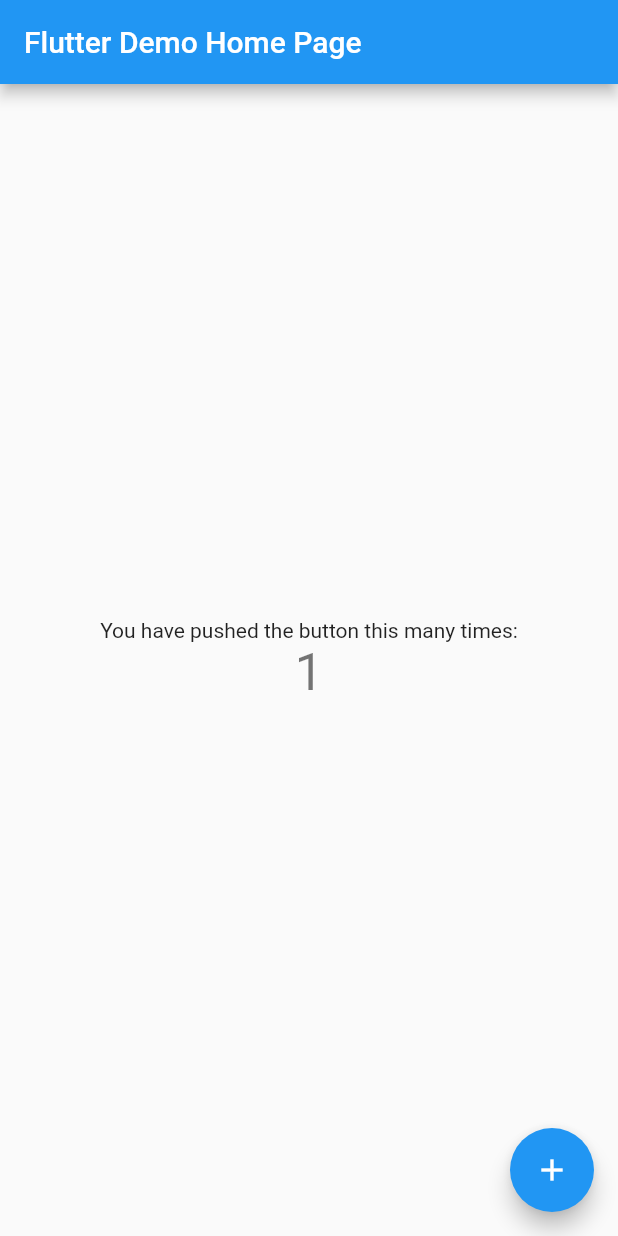
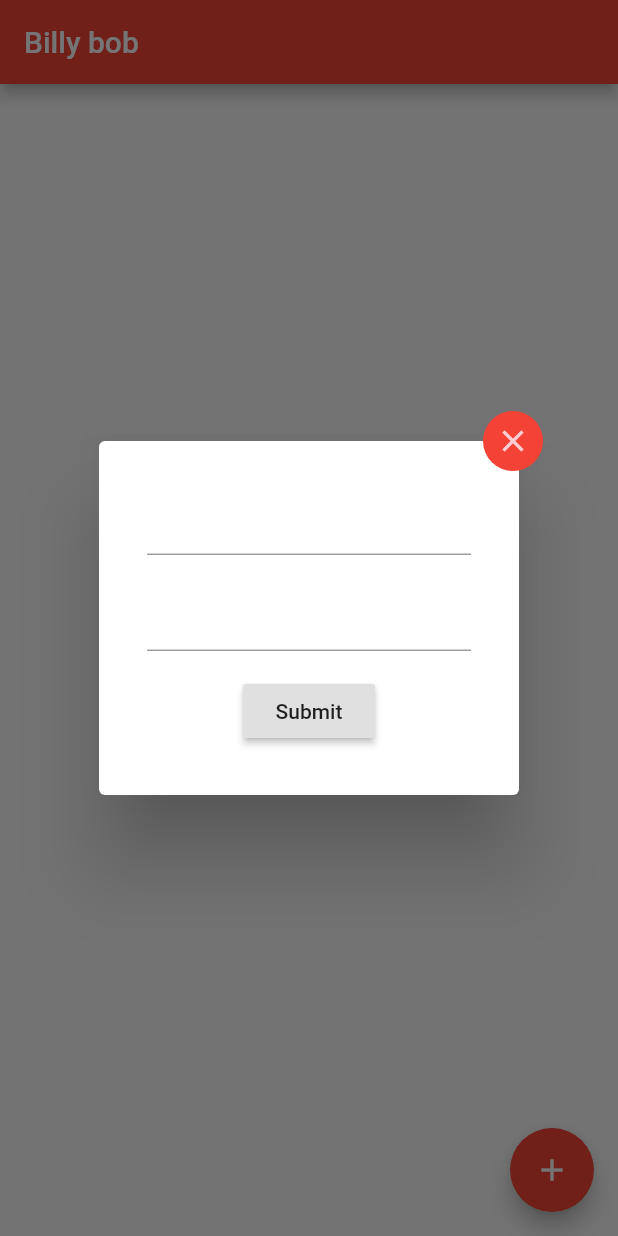
Before and after one commit to SiGMobileUIUC/xchange, a Flutter app: the screen it shows after launch, after a tap on the "add" icon, on a phone screen of 412 x 824 dp. Run offline on Flutter 3.47's test engine with Material 2 defaults, Android fonts, the phone set to English and light mode, and no system bars; missing offline and left inert: dart:ffi.

Commit message:
adding new items almost works

```diff
--- a/lib/main.dart
+++ b/lib/main.dart
@@ -1,5 +1,7 @@
+import 'dart:ffi';
+
 import 'package:flutter/material.dart';
-
+import 'dart:math';
 void main() {
   runApp(const MyApp());
 }
@@ -22,9 +24,9 @@
         // or simply save your changes to "hot reload" in a Flutter IDE).
         // Notice that the counter didn't reset back to zero; the application
         // is not restarted.
-        primarySwatch: Colors.blue,
+        primarySwatch: Colors.red,
       ),
-      home: const MyHomePage(title: 'Flutter Demo Home Page'),
+      home: const MyHomePage(title: 'Billy bob'),
     );
   }
 }
@@ -49,15 +51,79 @@
 
 class _MyHomePageState extends State<MyHomePage> {
   int _counter = 0;
+  var emailController = TextEditingController();
+      var messageController = TextEditingController();
+   final _formKey = GlobalKey<FormState>();
+  int bob = 5;
+   List<String> entries = <String>[];
+   List<int> colorCodes = <int>[];
+  void _incrementCounter() {
+    //entries.add(_counter.toString());
+    //colorCodes.add(min(_counter*100, 900));
+    _counter++;
+    showDialog(
+                context: context,
+                builder: (BuildContext context) {
+                  return AlertDialog(
+                    content: Stack(
+                      overflow: Overflow.visible,
+                      children: <Widget>[
+                        Positioned(
+                          right: -40.0,
+                          top: -40.0,
+                          child: InkResponse(
+                            onTap: () {
+                              Navigator.of(context).pop();
+                            },
+                            child: CircleAvatar(
+                              child: Icon(Icons.close),
+                              backgroundColor: Colors.red,
+                            ),
+                          ),
+                        ),
+                        Form(
+                          key: _formKey,
+                          child: Column(
+                            mainAxisSize: MainAxisSize.min,
+                            children: <Widget>[
+                              Padding(
+                                padding: EdgeInsets.all(8.0),
+                                child: TextFormField(
+                                  controller: emailController,
+                                ),
+                              ),
+                              Padding(
+                                padding: EdgeInsets.all(8.0),
+                                child: TextFormField(
+                                  controller: messageController,
+                                ),
+                              ),
+                              Padding(
+                                padding: const EdgeInsets.all(8.0),
+                                child: RaisedButton(
+                                  child: Text("Submit"),
+                                  onPressed: () {
+                                     String email = emailController.text.toString();
 
-  void _incrementCounter() {
+                                      entries.add(email);
+                                      colorCodes.add(min(_counter*100, 900));
+                                  },
+                                ),
+                              )
+                            ],
+                          ),
+                        ),
+                      ],
+                    ),
+                  );
+                });
     setState(() {
       // This call to setState tells the Flutter framework that something has
       // changed in this State, which causes it to rerun the build method below
       // so that the display can reflect the updated values. If we changed
       // _counter without calling setState(), then the build method would not be
       // called again, and so nothing would appear to happen.
-      _counter++;
+
     });
   }
 
@@ -75,36 +141,17 @@
         // the App.build method, and use it to set our appbar title.
         title: Text(widget.title),
       ),
-      body: Center(
-        // Center is a layout widget. It takes a single child and positions it
-        // in the middle of the parent.
-        child: Column(
-          // Column is also a layout widget. It takes a list of children and
-          // arranges them vertically. By default, it sizes itself to fit its
-          // children horizontally, and tries to be as tall as its parent.
-          //
-          // Invoke "debug painting" (press "p" in the console, choose the
-          // "Toggle Debug Paint" action from the Flutter Inspector in Android
-          // Studio, or the "Toggle Debug Paint" command in Visual Studio Code)
-          // to see the wireframe for each widget.
-          //
-          // Column has various properties to control how it sizes itself and
-          // how it positions its children. Here we use mainAxisAlignment to
-          // center the children vertically; the main axis here is the vertical
-          // axis because Columns are vertical (the cross axis would be
-          // horizontal).
-          mainAxisAlignment: MainAxisAlignment.center,
-          children: <Widget>[
-            const Text(
-              'You have pushed the button this many times:',
-            ),
-            Text(
-              '$_counter',
-              style: Theme.of(context).textTheme.headline4,
-            ),
-          ],
-        ),
-      ),
+
+      body: ListView.builder(
+          padding: const EdgeInsets.all(8),
+          itemCount: entries.length,
+          itemBuilder: (BuildContext context, int index) {
+            return Container(
+              height: 50,
+              color: Colors.amber[colorCodes[index]],
+              child: Center(child: Text('Item ${entries[index]}')),
+            );
+          }),
       floatingActionButton: FloatingActionButton(
         onPressed: _incrementCounter,
         tooltip: 'Increment',
```
